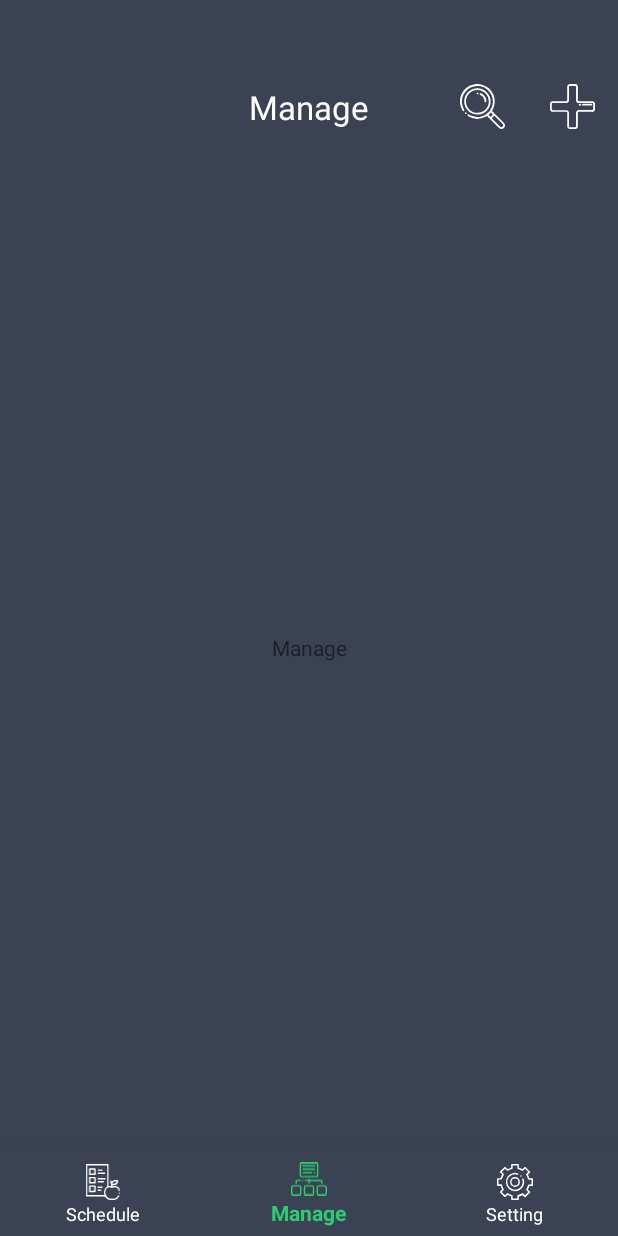
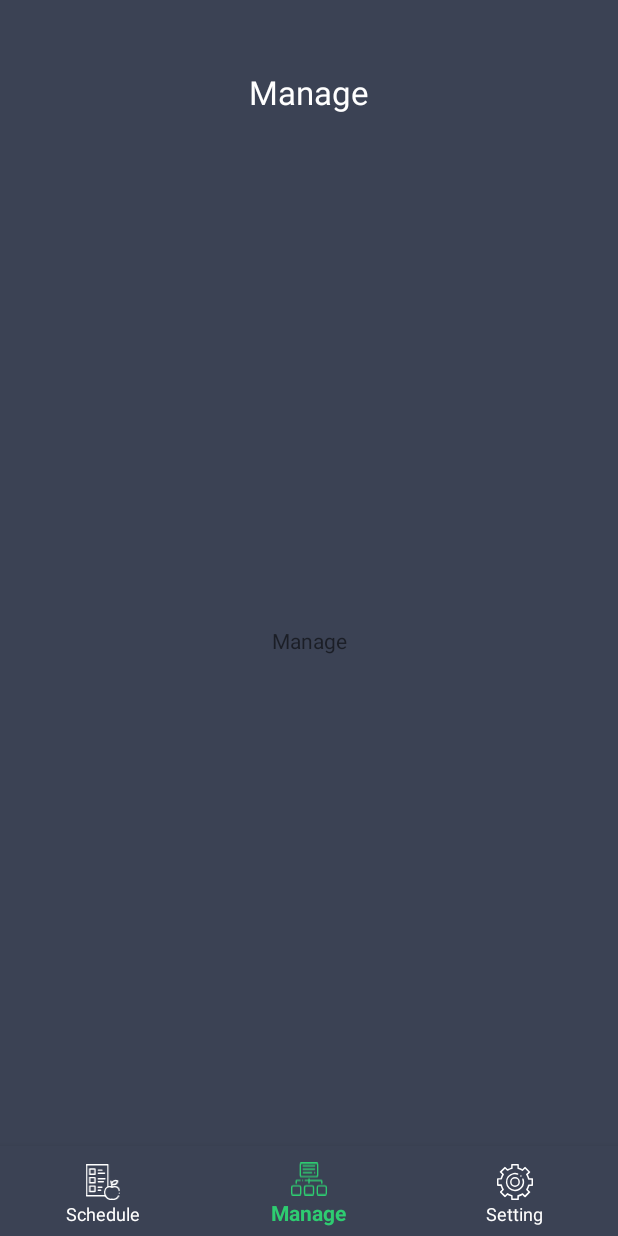
Before and after one commit to albertkhang/BonsaiCare, an Android app: the screen it shows after launch (MainActivity), item 2 of the bottom bar chosen, on a phone screen of 412 x 824 dp. Run offline under Robolectric (Android 15) with nearby library versions, the phone set to English and light mode, and no system bars.

```diff
--- a/app/src/main/AndroidManifest.xml
+++ b/app/src/main/AndroidManifest.xml
@@ -9,6 +9,7 @@
         android:roundIcon="@mipmap/ic_launcher_round"
         android:supportsRtl="true"
         android:theme="@style/FullScreenThemeAndroid">
+        <activity android:name=".NewScheduleActivity"></activity>
         <activity android:name=".MainActivity">
             <intent-filter>
                 <action android:name="android.intent.action.MAIN" />
--- a/app/src/main/java/com/albertkhang/bonsaicare/MainActivity.java
+++ b/app/src/main/java/com/albertkhang/bonsaicare/MainActivity.java
@@ -7,7 +7,9 @@ import androidx.fragment.app.Fragment;
 import androidx.fragment.app.FragmentTransaction;
 import androidx.viewpager.widget.ViewPager;
 
+import android.content.Intent;
 import android.os.Bundle;
+import android.util.Log;
 import android.view.MenuItem;
 import android.view.View;
 import android.widget.TextView;
@@ -45,11 +47,20 @@ public class MainActivity extends AppCompatActivity {
         frame_search = findViewById(R.id.frame_search);
 
         vpViewPager = findViewById(R.id.vpViewPager);
+        vpViewPager.setOffscreenPageLimit(2);//load 2 fragment per time
         viewPagerAdapter = new ViewPagerAdapter(getSupportFragmentManager());
         vpViewPager.setAdapter(viewPagerAdapter);
     }
 
     private void addEvent() {
+        frame_add.setOnClickListener(new View.OnClickListener() {
+            @Override
+            public void onClick(View view) {
+                Intent intent = new Intent(MainActivity.this, NewScheduleActivity.class);
+                startActivity(intent);
+            }
+        });
+
         bottomNavigationView.setOnNavigationItemSelectedListener(new BottomNavigationView.OnNavigationItemSelectedListener() {
             @Override
             public boolean onNavigationItemSelected(@NonNull MenuItem menuItem) {
@@ -73,21 +84,19 @@ public class MainActivity extends AppCompatActivity {
         vpViewPager.addOnPageChangeListener(new ViewPager.OnPageChangeListener() {
             @Override
             public void onPageScrolled(int position, float positionOffset, int positionOffsetPixels) {
-
             }
 
             @Override
             public void onPageSelected(int position) {
+                Log.d("_ViewPager", "onPageSelected_" + position);
                 handleUIFragmentChange(position, true);
             }
 
             @Override
             public void onPageScrollStateChanged(int state) {
-
             }
         });
     }
-
 
     private void handleAddSearchIcon(boolean wantShow) {
         if (wantShow) {
@@ -112,8 +121,9 @@ public class MainActivity extends AppCompatActivity {
                 }
                 txtTabTitle.setText(R.string.schedule);
                 break;
+
             case 1:
-                handleAddSearchIcon(true);
+                handleAddSearchIcon(false);
                 if (isViewPager) {
                     /* isViewPager */
                     bottomNavigationView.getMenu().getItem(position).setChecked(true);
@@ -123,6 +133,7 @@ public class MainActivity extends AppCompatActivity {
                 }
                 txtTabTitle.setText(R.string.manage);
                 break;
+
             case 2:
                 handleAddSearchIcon(false);
                 if (isViewPager) {
--- a/app/src/main/java/com/albertkhang/bonsaicare/adapter/ViewPagerAdapter.java
+++ b/app/src/main/java/com/albertkhang/bonsaicare/adapter/ViewPagerAdapter.java
@@ -1,5 +1,9 @@
 package com.albertkhang.bonsaicare.adapter;
 
+import android.util.Log;
+import android.view.ViewGroup;
+
+import androidx.annotation.NonNull;
 import androidx.fragment.app.Fragment;
 import androidx.fragment.app.FragmentManager;
 import androidx.fragment.app.FragmentPagerAdapter;
@@ -10,9 +14,6 @@ import com.albertkhang.bonsaicare.fragment.fragment_schedule;
 import com.albertkhang.bonsaicare.fragment.fragment_setting;
 
 public class ViewPagerAdapter extends FragmentPagerAdapter {
-    Fragment fragment_schedule;
-    Fragment fragment_manage;
-    Fragment fragment_setting;
 
     public ViewPagerAdapter(FragmentManager fm) {
         super(fm);
--- a/app/src/main/res/layout/activity_main.xml
+++ b/app/src/main/res/layout/activity_main.xml
@@ -10,7 +10,7 @@
     <androidx.constraintlayout.widget.ConstraintLayout
         android:id="@+id/top_layout"
         android:layout_width="match_parent"
-        android:layout_height="100dp"
+        android:layout_height="90dp"
         app:layout_constraintTop_toTopOf="parent"
         app:layout_constraintLeft_toLeftOf="parent"
         app:layout_constraintRight_toRightOf="parent"
@@ -66,15 +66,6 @@
 
     </androidx.constraintlayout.widget.ConstraintLayout>
 
-<!--    <FrameLayout-->
-<!--        android:id="@+id/middle_layout"-->
-<!--        android:layout_width="match_parent"-->
-<!--        android:layout_height="0dp"-->
-<!--        app:layout_constraintTop_toBottomOf="@id/top_layout"-->
-<!--        app:layout_constraintBottom_toTopOf="@id/bottom_navigation"-->
-<!--        app:layout_constraintLeft_toLeftOf="parent"-->
-<!--        app:layout_constraintRight_toRightOf="parent" />-->
-
     <androidx.viewpager.widget.ViewPager
         android:id="@+id/vpViewPager"
         android:layout_width="match_parent"
```
Also changed, not shown: app/src/main/java/com/albertkhang/bonsaicare/NewScheduleActivity.java (added, +22 -0 lines), app/src/main/res/layout/activity_new_schedule.xml (added, +9 -0 lines).
